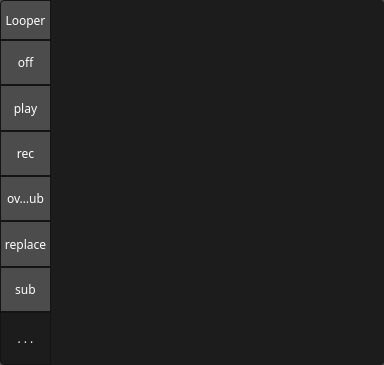
jocelyn-stericker/creator-live, file app-sequencer/looperframe.ui: the form before one commit.
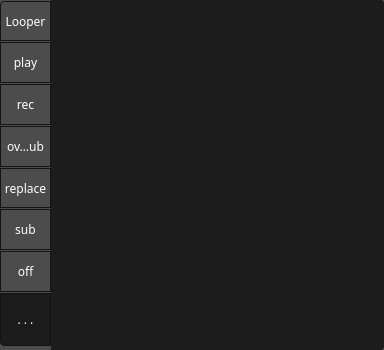
The form after the commit. Icons and pictures are not drawn. Custom widgets are drawn as their Qt base class.

Diff of the .ui file:
```diff
--- a/app-sequencer/looperframe.ui
+++ b/app-sequencer/looperframe.ui
@@ -7,7 +7,7 @@
     <x>0</x>
     <y>0</y>
     <width>384</width>
-    <height>365</height>
+    <height>350</height>
    </rect>
   </property>
   <property name="windowTitle">
@@ -506,49 +506,6 @@
         </property>
        </widget>
       </item>
-      <item>
-       <widget class="live_widgets::ToolButton" name="loopOff">
-        <property name="sizePolicy">
-         <sizepolicy hsizetype="Fixed" vsizetype="Expanding">
-          <horstretch>0</horstretch>
-          <verstretch>0</verstretch>
-         </sizepolicy>
-        </property>
-        <property name="minimumSize">
-         <size>
-          <width>51</width>
-          <height>0</height>
-         </size>
-        </property>
-        <property name="maximumSize">
-         <size>
-          <width>51</width>
-          <height>16777215</height>
-         </size>
-        </property>
-        <property name="autoFillBackground">
-         <bool>false</bool>
-        </property>
-        <property name="styleSheet">
-         <string notr="true">border-top-left-radius: 0px;
-border-bottom-left-radius: 0px;
-border-top-right-radius: 0px;
-border-bottom-right-radius: 0px;</string>
-        </property>
-        <property name="text">
-         <string>off</string>
-        </property>
-        <property name="iconSize">
-         <size>
-          <width>35</width>
-          <height>35</height>
-         </size>
-        </property>
-        <property name="checkable">
-         <bool>true</bool>
-        </property>
-       </widget>
-      </item>
       <item>
        <widget class="live_widgets::ToolButton" name="loopPlay">
         <property name="sizePolicy">
@@ -559,14 +516,14 @@
         </property>
         <property name="minimumSize">
          <size>
-          <width>51</width>
-          <height>0</height>
+          <width>0</width>
+          <height>41</height>
          </size>
         </property>
         <property name="maximumSize">
          <size>
           <width>51</width>
-          <height>16777215</height>
+          <height>41</height>
          </size>
         </property>
         <property name="autoFillBackground">
@@ -602,14 +559,14 @@
         </property>
         <property name="minimumSize">
          <size>
-          <width>51</width>
-          <height>0</height>
+          <width>0</width>
+          <height>41</height>
          </size>
         </property>
         <property name="maximumSize">
          <size>
           <width>51</width>
-          <height>16777215</height>
+          <height>41</height>
          </size>
         </property>
         <property name="autoFillBackground">
@@ -645,14 +602,14 @@
         </property>
         <property name="minimumSize">
          <size>
-          <width>51</width>
-          <height>0</height>
+          <width>0</width>
+          <height>41</height>
          </size>
         </property>
         <property name="maximumSize">
          <size>
           <width>51</width>
-          <height>16777215</height>
+          <height>41</height>
          </size>
         </property>
         <property name="autoFillBackground">
@@ -688,14 +645,14 @@
         </property>
         <property name="minimumSize">
          <size>
-          <width>51</width>
-          <height>0</height>
+          <width>0</width>
+          <height>40</height>
          </size>
         </property>
         <property name="maximumSize">
          <size>
           <width>51</width>
-          <height>16777215</height>
+          <height>40</height>
          </size>
         </property>
         <property name="styleSheet">
@@ -722,14 +679,14 @@
         </property>
         <property name="minimumSize">
          <size>
-          <width>51</width>
-          <height>0</height>
+          <width>0</width>
+          <height>41</height>
          </size>
         </property>
         <property name="maximumSize">
          <size>
           <width>51</width>
-          <height>16777215</height>
+          <height>41</height>
          </size>
         </property>
         <property name="styleSheet">
@@ -746,6 +703,53 @@
         </property>
        </widget>
       </item>
+      <item>
+       <widget class="live_widgets::ToolButton" name="loopOff">
+        <property name="sizePolicy">
+         <sizepolicy hsizetype="Fixed" vsizetype="Expanding">
+          <horstretch>0</horstretch>
+          <verstretch>0</verstretch>
+         </sizepolicy>
+        </property>
+        <property name="minimumSize">
+         <size>
+          <width>0</width>
+          <height>41</height>
+         </size>
+        </property>
+        <property name="maximumSize">
+         <size>
+          <width>51</width>
+          <height>41</height>
+         </size>
+        </property>
+        <property name="autoFillBackground">
+         <bool>false</bool>
+        </property>
+        <property name="styleSheet">
+         <string notr="true">border-top-left-radius: 0px;
+border-bottom-left-radius: 0px;
+border-top-right-radius: 0px;
+border-bottom-right-radius: 0px;</string>
+        </property>
+        <property name="text">
+         <string>off</string>
+        </property>
+        <property name="icon">
+         <iconset>
+          <normaloff>:/icons/stop.png</normaloff>:/icons/stop.png</iconset>
+        </property>
+        <property name="iconSize">
+         <size>
+          <width>35</width>
+          <height>35</height>
+         </size>
+        </property>
+        <property name="checkable">
+         <bool>true</bool>
+        </property>
+       </widget>
+      </item>
       <item>
        <widget class="QToolButton" name="toolButton_more">
         <property name="minimumSize">
```
Left out of the diff: 8 changed lines with no effect on the pictures.
